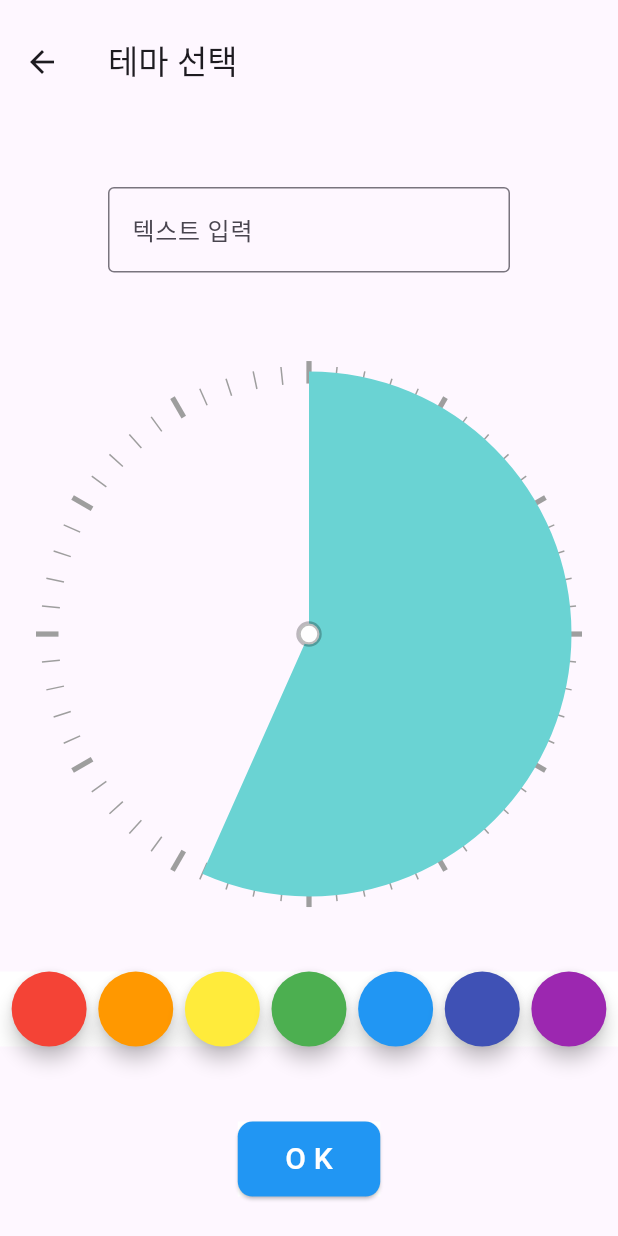
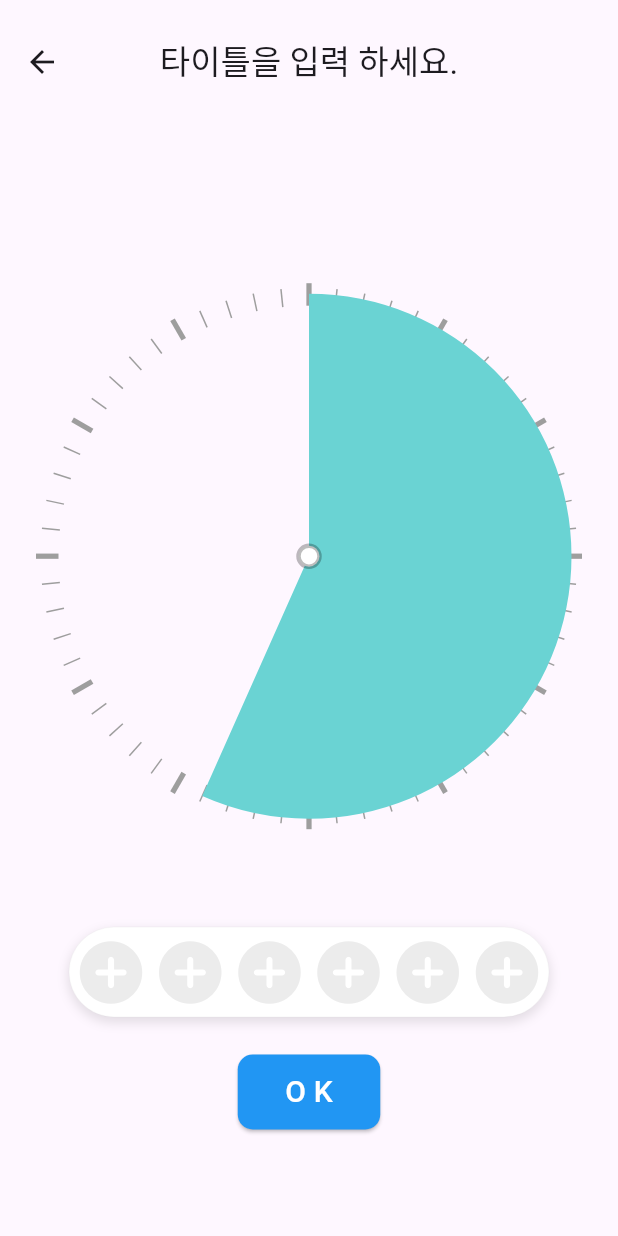
Before and after one commit to J-SSS/flutter_study, a Flutter app: the ThemeScreen screen opened directly, on a phone screen of 412 x 824 dp. Run offline on Flutter 3.47's test engine with Material 3 defaults, Android fonts, the phone set to English and light mode, and no system bars; our stand-ins replace carousel_slider, shared_preferences, webview_flutter; accounts and stored records are empty.

```diff
--- a/lib/main.dart
+++ b/lib/main.dart
@@ -6,6 +6,7 @@ import 'package:flutter/material.dart';
 
 
 import 'package:flutter_study/time_timer/base_timer.dart';
+// import 'package:flutter_study/time_timer/utils/shared_preferences.dart';
 
 /**
   플러터 프로젝트를 실행하면 main() 함수와 그 안의 runApp() 함수가 실행된다.
--- a/lib/time_timer/bottom_bar.dart
+++ b/lib/time_timer/bottom_bar.dart
@@ -6,8 +6,8 @@ import 'package:flutter_study/time_timer/base_timer.dart';
 import 'package:flutter_study/time_timer/screen/on_timer_screen.dart' as on_timer_screen;
 import 'package:flutter_study/time_timer/screen/theme_screen.dart' as theme_screen;
 
-import 'package:flutter_study/time_timer/utils/app_config.dart';
-import 'package:flutter_study/time_timer/utils/time_config.dart';
+import 'package:flutter_study/time_timer/provider/app_config.dart';
+import 'package:flutter_study/time_timer/provider/time_config.dart';
 
 class ButtomBarWidget extends StatefulWidget{
   const ButtomBarWidget({super.key});
--- a/lib/time_timer/screen/on_timer_screen.dart
+++ b/lib/time_timer/screen/on_timer_screen.dart
@@ -3,7 +3,7 @@ import 'package:flutter_study/time_timer/base_timer.dart';
 import 'package:flutter_study/time_timer/utils/timer_utils.dart' as utils;
 import 'package:provider/provider.dart';
 
-import '../utils/time_config.dart';
+import '../provider/time_config.dart';
 
 class OnTimerScreen extends StatelessWidget {
   @override
--- a/lib/time_timer/screen/theme_screen.dart
+++ b/lib/time_timer/screen/theme_screen.dart
@@ -1,38 +1,29 @@
 import 'package:flutter/material.dart';
 import 'package:flutter_study/time_timer/base_timer.dart';
 import 'package:flutter_study/time_timer/utils/timer_utils.dart' as utils;
+import 'package:flutter_study/time_timer/screen/select_item_screen.dart' as select_item_screen;
+import 'package:flutter_study/time_timer/utils/shared_preferences.dart';
 import 'package:provider/provider.dart';
 
-import '../utils/time_config.dart';
+import '../provider/time_config.dart';
 
 class ThemeScreen extends StatelessWidget {
   @override
   Widget build(BuildContext context) {
     return Scaffold(
         appBar: AppBar(
-          title: Text('테마 선택'),
+          title: Text('타이틀을 입력 하세요.'),
           toolbarHeight: MediaQuery.of(context).size.height / 10,
+          centerTitle: true,
         ),
-        body: SizedBox(
-            width: MediaQuery.of(context).size.width,
-            height: MediaQuery.of(context).size.height,
-            child: Center(
+        body: Center(
             child: Column(
           mainAxisAlignment: MainAxisAlignment.center,
           children: [
             SizedBox(
-                    width: 300,
-                    child: Padding(
-                      padding: const EdgeInsets.all(16.0),
-                      child: TextField(
-                        decoration: InputDecoration(
-                          hintText: '텍스트 입력', // 플레이스홀더 설정
-                          border: OutlineInputBorder(), // 텍스트 필드의 외곽선 설정
-                        ),
-                      ),
-                    )),
-                SizedBox(height: 50,),
-                Stack(
+                height: MediaQuery.of(context).size.height * (6 / 10),
+                child: Center(
+                  child: Stack(
                     children: [
                       PizzaTypeBase(
                         size: Size(350, 350),
@@ -44,31 +35,47 @@ class ThemeScreen extends StatelessWidget {
                               context.read<TimeConfigListener>().setupTime),
                     ],
                   ),
+                )),
             SizedBox(
-                  height: 50,
+                height: MediaQuery.of(context).size.height * (2.0 / 10),
+                child: Column(
+                  children: [
+                    Container(
+                      width: 320.0,
+                      height: 60.0,
+                      decoration: BoxDecoration(
+                        color: Colors.white,
+                        borderRadius: BorderRadius.circular(50.0),
+                        border: Border.all(
+                            color: Colors.grey.withOpacity(0.5), width: 0.1),
+                        boxShadow: [
+                          BoxShadow(
+                            color: Colors.black26.withOpacity(0.1),
+                            spreadRadius: 1,
+                            blurRadius: 5,
+                            offset: Offset(0, 3),
                           ),
-                Container(
-                  color: Colors.white,
+                        ],
+                      ),
                       child: Row(
                         mainAxisAlignment: MainAxisAlignment.spaceEvenly,
                         children: [
-                      _buildColorButton(Colors.red),
-                      _buildColorButton(Colors.orange),
-                      _buildColorButton(Colors.yellow),
-                      _buildColorButton(Colors.green),
-                      _buildColorButton(Colors.blue),
-                      _buildColorButton(Colors.indigo),
-                      _buildColorButton(Colors.purple),
+                          _buildItemButton(context),
+                          _buildItemButton(context),
+                          _buildItemButton(context),
+                          _buildItemButton(context),
+                          _buildItemButton(context),
+                          _buildItemButton(context),
                         ],
                       ),
                     ),
                     SizedBox(
-                  height: 50,
+                      height: 25,
                     ),
                     Container(
                       width: 95.0,
                       height: 50.0,
-                  color: Colors.white, // Container의 배경색
+                      color: Colors.transparent, // Container의 배경색
                       child: ElevatedButton(
                         onPressed: () {
                           // 버튼이 클릭되었을 때의 동작 추가
@@ -91,27 +98,24 @@ class ThemeScreen extends StatelessWidget {
                       ),
                     ),
                   ],
-            ))));
+                )),
+          ],
+        )));
   }
 
-  Widget _buildColorButton(Color color) {
+  Widget _buildItemButton(BuildContext context) {
     return Material(
-      elevation: 5.0,
       color: Colors.transparent,
       shape: CircleBorder(), // 동그랗게 그림자를 만듭니다.
       child: InkWell(
         borderRadius: BorderRadius.circular(50.0),
         onTap: () {
-          // 버튼이 클릭되었을 때의 동작 추가
-          print('Button clicked! Color: $color');
+          select_item_screen.CustomDialog.show(context);
         },
-        child: Container(
-          width: 50.0,
-          height: 50.0,
-          decoration: BoxDecoration(
-            shape: BoxShape.circle,
-            color: color,
-          ),
+        child: Icon(
+          Icons.add_circle_rounded,
+          color: Colors.grey.withOpacity(0.2),
+          size: 50,
         ),
       ),
     );
--- /dev/null
+++ b/lib/time_timer/service/timer_repository.dart
@@ -0,0 +1,5 @@
+
+
+class TimerRepository {
+
+}
--- a/lib/time_timer/utils/timer_utils.dart
+++ b/lib/time_timer/utils/timer_utils.dart
@@ -5,8 +5,8 @@ import 'dart:math' as math;
 import 'package:provider/provider.dart';
 import 'package:flutter_study/time_timer/base_timer.dart';
 
-import 'package:flutter_study/time_timer/utils/app_config.dart';
-import 'package:flutter_study/time_timer/utils/time_config.dart';
+import 'package:flutter_study/time_timer/provider/app_config.dart';
+import 'package:flutter_study/time_timer/provider/time_config.dart';
 
 /** 원형 타입에서 클릭 위치를 1/60 시간 단위로 변환 */
 int angleToMin(Offset clickPoint, Size size) {
--- a/pubspec.yaml
+++ b/pubspec.yaml
@@ -30,6 +30,7 @@ environment:
 dependencies:
   flutter:
     sdk: flutter
+  shared_preferences: ^2.0.12
 
 
   # The following adds the Cupertino Icons font to your application.
```
Also changed, not shown: lib/time_timer/base_timer.dart (+10 -50 lines), lib/time_timer/models/timer_setup_model.dart (added, +43 -0 lines), lib/time_timer/screen/select_item_screen.dart (added, +36 -0 lines), lib/time_timer/utils/shared_preferences.dart (added, +164 -0 lines), lib/time_timer/provider/app_config.dart (renamed from lib/time_timer/utils/app_config.dart), lib/time_timer/provider/time_config.dart (renamed from lib/time_timer/utils/time_config.dart), pubspec.lock. Lines whose indentation alone changed are shown as unchanged.
